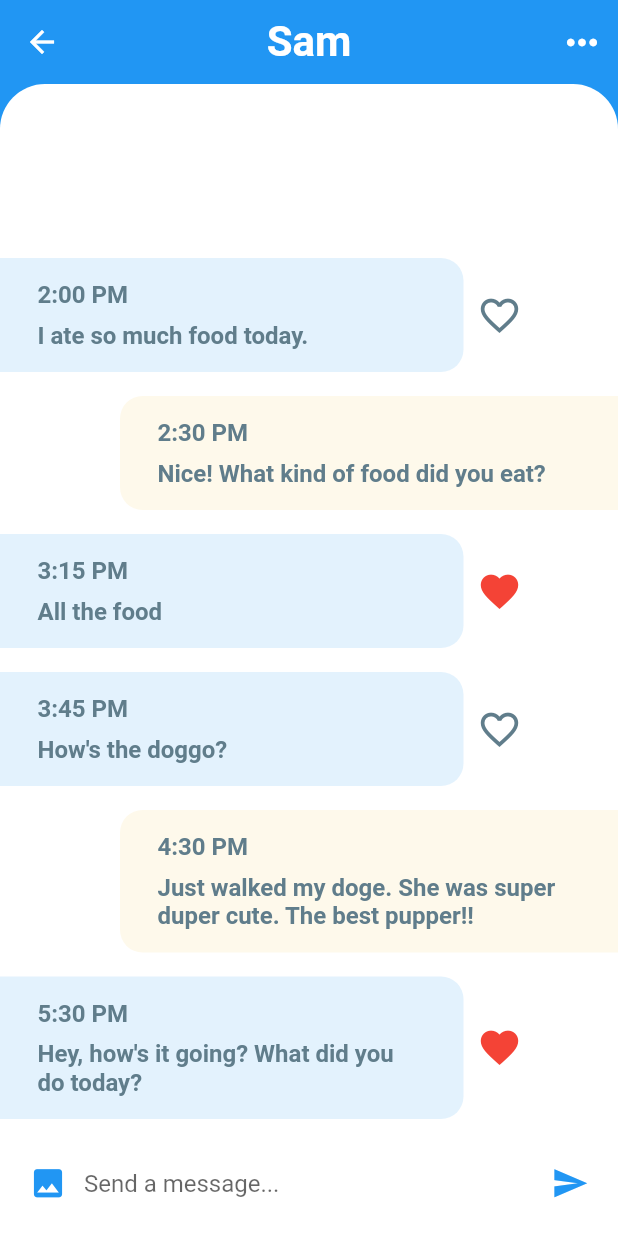
After one commit to hassinetouil/chat_ui, a Flutter app: the screen it shows after launch, after a tap on "Sam", on a phone screen of 412 x 824 dp. The commit adds this screen. Run offline on Flutter 3.47's test engine with Material 2 defaults, Android fonts, the phone set to English and light mode, and no system bars.

Commit message:
second commit

```diff
--- a/lib/models/message_model.dart
+++ b/lib/models/message_model.dart
@@ -26,7 +26,7 @@ final User greg = User(
   imageUrl: 'assets/images/greg.jpg',
 );
 final User james = User(
-  id: 0,
+  id: 2,
   name: 'james',
   imageUrl: 'assets/images/james.jpg',
 );
--- /dev/null
+++ b/lib/screens/chat_screen.dart
@@ -0,0 +1,175 @@
+import 'package:chat_ui/models/message_model.dart';
+import 'package:chat_ui/models/user_model.dart';
+import 'package:flutter/material.dart';
+
+class ChatScreen extends StatefulWidget {
+  final User user;
+
+  ChatScreen({this.user});
+
+  @override
+  _ChatScreenState createState() => _ChatScreenState();
+}
+
+class _ChatScreenState extends State<ChatScreen> {
+  _buildMessage(Message message, bool isMe) {
+    final Container msg = Container(
+      margin: isMe
+          ? EdgeInsets.only(
+              top: 8.0,
+              bottom: 8.0,
+              left: 80.0,
+            )
+          : EdgeInsets.only(
+              top: 8.0,
+              bottom: 8.0,
+            ),
+      padding: EdgeInsets.symmetric(horizontal: 25.0, vertical: 15.0),
+      width: MediaQuery.of(context).size.width * 0.75,
+      decoration: BoxDecoration(
+        color: isMe ? Theme.of(context).accentColor : Colors.blue[50],
+        borderRadius: isMe
+            ? BorderRadius.only(
+                topLeft: Radius.circular(15.0),
+                bottomLeft: Radius.circular(15.0),
+              )
+            : BorderRadius.only(
+                topRight: Radius.circular(15.0),
+                bottomRight: Radius.circular(15.0),
+              ),
+      ),
+      child: Column(
+        crossAxisAlignment: CrossAxisAlignment.start,
+        children: <Widget>[
+          Text(
+            message.time,
+            style: TextStyle(
+              color: Colors.blueGrey,
+              fontSize: 16.0,
+              fontWeight: FontWeight.w600,
+            ),
+          ),
+          SizedBox(height: 8.0),
+          Text(
+            message.text,
+            style: TextStyle(
+              color: Colors.blueGrey,
+              fontSize: 16.0,
+              fontWeight: FontWeight.w600,
+            ),
+          ),
+        ],
+      ),
+    );
+    if (isMe) {
+      return msg;
+    }
+    return Row(
+      children: <Widget>[
+        msg,
+        IconButton(
+          icon: message.isLiked
+              ? Icon(Icons.favorite)
+              : Icon(Icons.favorite_border),
+          iconSize: 30.0,
+          color: message.isLiked ? Colors.red : Colors.blueGrey,
+          onPressed: () {},
+        )
+      ],
+    );
+  }
+
+  _buildMessageComposer() {
+    return Container(
+      padding: EdgeInsets.symmetric(horizontal: 8.0),
+      height: 70.0,
+      color: Colors.white,
+      child: Row(
+        children: <Widget>[
+          IconButton(
+            icon: Icon(Icons.photo),
+            iconSize: 25.0,
+            color: Theme.of(context).primaryColor,
+            onPressed: () {},
+          ),
+          Expanded(
+            child: TextField(
+              textCapitalization: TextCapitalization.sentences,
+              onChanged: (value) {},
+              decoration: InputDecoration.collapsed(
+                hintText: 'Send a message...',
+              ),
+            ),
+          ),
+          IconButton(
+            icon: Icon(Icons.send),
+            iconSize: 25.0,
+            color: Theme.of(context).primaryColor,
+            onPressed: () {},
+          ),
+        ],
+      ),
+    );
+  }
+
+  @override
+  Widget build(BuildContext context) {
+    return Scaffold(
+      backgroundColor: Theme.of(context).primaryColor,
+      appBar: AppBar(
+        centerTitle: true,
+        title: Text(
+          widget.user.name,
+          style: TextStyle(
+            fontSize: 28.0,
+            fontWeight: FontWeight.bold,
+          ),
+        ),
+        elevation: 0.0,
+        actions: <Widget>[
+          IconButton(
+            icon: Icon(Icons.more_horiz),
+            iconSize: 30.0,
+            color: Colors.white,
+            onPressed: () {},
+          ),
+        ],
+      ),
+      body: GestureDetector(
+        onTap: () => FocusScope.of(context).unfocus(),
+        child: Column(
+          children: <Widget>[
+            Expanded(
+              child: Container(
+                decoration: BoxDecoration(
+                  color: Colors.white,
+                  borderRadius: BorderRadius.only(
+                    topLeft: Radius.circular(30.0),
+                    topRight: Radius.circular(30.0),
+                  ),
+                ),
+                child: ClipRRect(
+                  borderRadius: BorderRadius.only(
+                    topLeft: Radius.circular(30.0),
+                    topRight: Radius.circular(30.0),
+                  ),
+                  child: ListView.builder(
+                    reverse: true,
+                    padding: EdgeInsets.only(top: 15.0),
+                    itemCount: messages.length,
+                    itemBuilder: (BuildContext context, int index) {
+                      final Message message = messages[index];
+                      final bool isMe = message.sender.id == currentUser.id;
+                      return _buildMessage(message, isMe);
+                    },
+                  ),
+                ),
+              ),
+            ),
+            _buildMessageComposer(),
+          ],
+        ),
+      ),
+    );
+  }
+}
--- a/lib/widgets/favoraite_contacts.dart
+++ b/lib/widgets/favoraite_contacts.dart
@@ -1,4 +1,5 @@
 import 'package:chat_ui/models/message_model.dart';
+import 'package:chat_ui/screens/chat_screen.dart';
 import 'package:flutter/material.dart';
 
 class FavoriteContacts extends StatelessWidget {
@@ -41,7 +42,16 @@ class FavoriteContacts extends StatelessWidget {
                 scrollDirection: Axis.horizontal,
                 itemCount: favorites.length,
                 itemBuilder: (BuildContext context, int index) {
-                  return Padding(
+                  return GestureDetector(
+                    onTap: () => Navigator.push(
+                      context,
+                      MaterialPageRoute(
+                        builder: (_) => ChatScreen(
+                          user: favorites[index],
+                        ),
+                      ),
+                    ),
+                    child: Padding(
                       padding: EdgeInsets.all(10.0),
                       child: Column(
                         children: [
@@ -63,6 +73,7 @@ class FavoriteContacts extends StatelessWidget {
                           ),
                         ],
                       ),
+                    ),
                   );
                 }),
           ),
--- a/lib/widgets/recent_chats.dart
+++ b/lib/widgets/recent_chats.dart
@@ -1,4 +1,5 @@
 import 'package:chat_ui/models/message_model.dart';
+import 'package:chat_ui/screens/chat_screen.dart';
 import 'package:flutter/material.dart';
 
 class RecentChats extends StatelessWidget {
@@ -23,7 +24,16 @@ class RecentChats extends StatelessWidget {
             itemCount: chats.length,
             itemBuilder: (BuildContext context, int index) {
               final Message chat = chats[index];
-              return Container(
+              return GestureDetector(
+                onTap: () => Navigator.push(
+                  context,
+                  MaterialPageRoute(
+                    builder: (_) => ChatScreen(
+                      user: chat.sender,
+                    ),
+                  ),
+                ),
+                child: Container(
                   margin: EdgeInsets.only(
                     top: 5.0,
                     bottom: 5.0,
@@ -38,7 +48,8 @@ class RecentChats extends StatelessWidget {
                     borderRadius: BorderRadius.only(
                       topRight: Radius.circular(20.0),
                       bottomRight: Radius.circular(20.0),
-                    )),
+                    ),
+                  ),
                   child: Row(
                     mainAxisAlignment: MainAxisAlignment.spaceBetween,
                     children: [
@@ -117,6 +128,7 @@ class RecentChats extends StatelessWidget {
                       ),
                     ],
                   ),
+                ),
               );
             },
           ),
```
Lines whose indentation alone changed are shown as unchanged.
